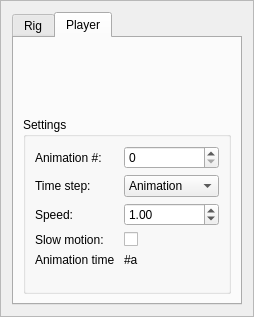
STORM-IRIT/Radium-Engine, file Plugins/Animation/src/UI/AnimationUI.ui: the form before one commit.
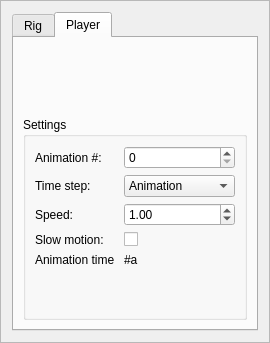
The form after the commit. Icons and pictures are not drawn.

Commit message: Add shortcuts for animation actions ;

```diff
--- a/Plugins/Animation/src/UI/AnimationUI.ui
+++ b/Plugins/Animation/src/UI/AnimationUI.ui
@@ -6,8 +6,8 @@
    <rect>
     <x>0</x>
     <y>0</y>
-    <width>254</width>
-    <height>317</height>
+    <width>270</width>
+    <height>343</height>
    </rect>
   </property>
   <property name="windowTitle">
```
Left out of the diff: 13 changed lines with no effect on the pictures.
